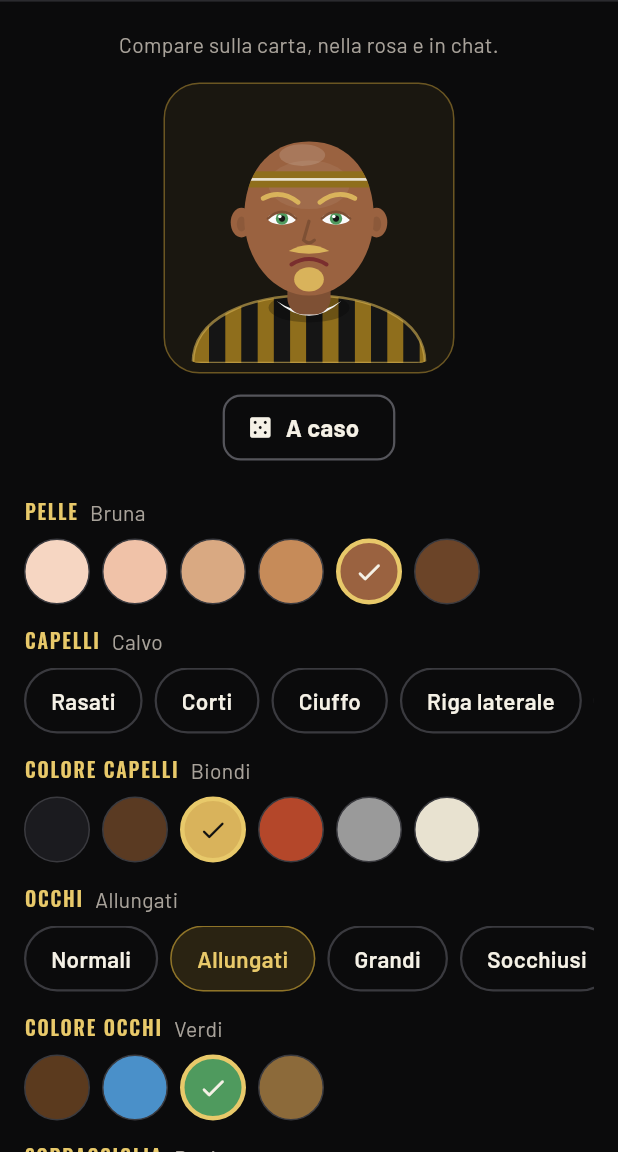
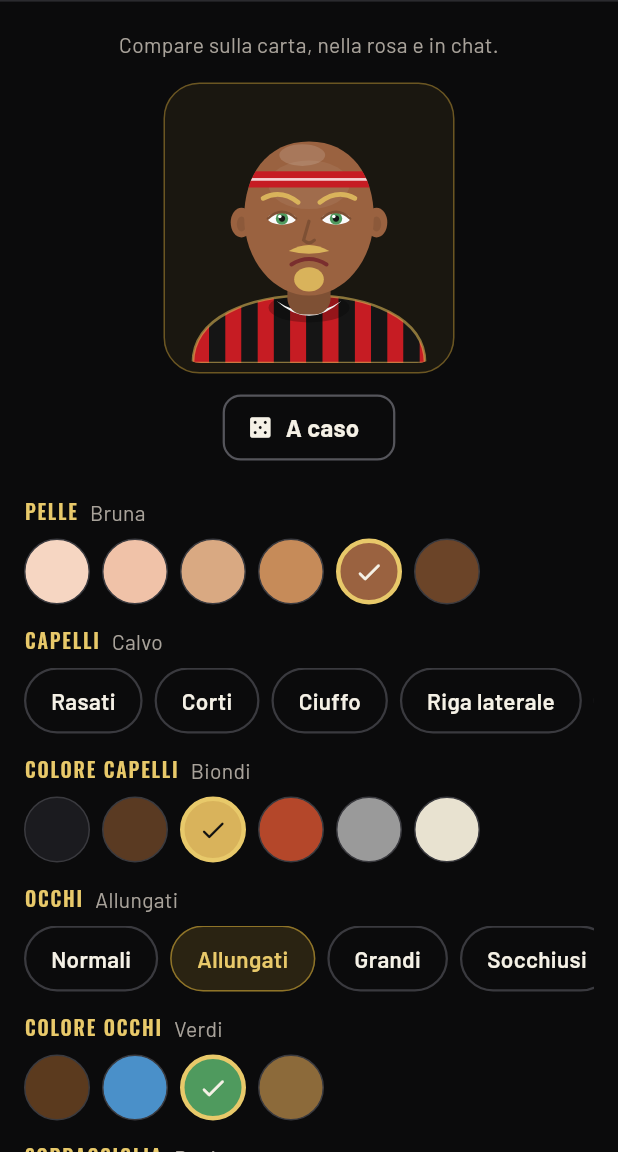
Before and after one commit to lukerondo/milanac-app, a Flutter app: the FaceEditorPage screen opened directly with empty values, after a tap on "A caso", on a phone screen of 412 x 824 dp, the part 84-1236 px from its top. Run offline on Flutter 3.47's test engine with Material 3 defaults, Android fonts, the phone set to English and light mode, and no system bars; our stand-ins replace file_picker, firebase_core, firebase_messaging, flutter_riverpod, go_router, image_picker and 7 more; missing offline and left inert: agora_rtc_engine, record, video_compress; accounts and stored records are empty; network calls fail.

Commit message:
Pulizia finale del restyling: via la vecchia palette, maglia rossonera, Rosa a elenco
- Tolti gli alias della palette rossonera e lo sfondo stadio: nessuna schermata li usa più.
- Il volto disegnato tiene la maglia vera del club (strisce rossonere, colore fisso kitRed).
- Rosa: "Mostra come elenco" nella barra in alto (tavola 16).
- Profilo: barra e testata della carta in un solo blocco (tavola 23).
- Tolto sensors_plus, non più usato.

Co-Authored-By: Claude Opus 5.5 <noreply@anthropic.com>
Claude-Session: https://claude.ai/code/session_01AqbAUFgzRc6jubsGkqE32q

```diff
--- a/lib/core/router.dart
+++ b/lib/core/router.dart
@@ -225,7 +225,11 @@ final routerProvider = Provider<GoRouter>((ref) {
           StatefulShellBranch(
             routes: [
               _section('/club', (_) => const ClubPage()),
-              _section('/rosa', (_) => const RosaPage()),
+              _section(
+                '/rosa',
+                (_) => const RosaPage(),
+                actions: const [RosaViewButton()],
+              ),
               _section('/carte-speciali', (_) => const CarteSpecialiPage()),
               _section('/tattiche', (_) => const TattichePage()),
               _section(
--- a/lib/core/theme.dart
+++ b/lib/core/theme.dart
@@ -31,12 +31,9 @@ class MilanacColors {
   static const surface = Color(0xFF151517);
   static const surfaceHigh = Color(0xFF1E1E21);
 
-  // Nomi della vecchia palette rossonera, ancora usati da alcune schermate: puntano
-  // ai colori nero oro più vicini e spariscono man mano che le schermate passano
-  // ai colori del tema (context.pal).
-  static const red = goldDeep;
-  static const redDark = Color(0xFF5E4C1E);
-  static const redText = Color(0xFFFF7A82);
+  /// Rosso della maglia del club (le strisce rossonere del volto disegnato): è la
+  /// divisa vera, non un colore dell'interfaccia.
+  static const kitRed = Color(0xFFC61C23);
 }
 
 /// Font sportivo condensato per titoli, numeri e carte.
@@ -559,14 +556,3 @@ ThemeData buildTheme([Brightness brightness = Brightness.dark]) {
     ),
   );
 }
-
-/// Sfondo delle schermate: il nero del tema (nel chiaro, l'avorio). Resta come
-/// contenitore per le pagine che lo usano ancora.
-class StadiumBackground extends StatelessWidget {
-  const StadiumBackground({super.key, required this.child});
-  final Widget child;
-
-  @override
-  Widget build(BuildContext context) =>
-      ColoredBox(color: context.pal.bg, child: child);
-}
--- a/lib/features/profilo/profilo_page.dart
+++ b/lib/features/profilo/profilo_page.dart
@@ -1,6 +1,7 @@
 import 'package:flutter/material.dart';
 import 'package:go_router/go_router.dart';
 
+import '../../core/theme.dart';
 import '../../shared/app_shell.dart';
 import '../../shared/ui.dart';
 import '../carta/carta_page.dart';
@@ -13,6 +14,8 @@ class ProfiloPage extends StatelessWidget {
   @override
   Widget build(BuildContext context) => Scaffold(
     appBar: AppBar(
+      // Un solo blocco con la testata della carta (tavola 23).
+      backgroundColor: context.pal.hero,
       leading: IconButton(
         tooltip: 'Indietro',
         icon: const Icon(Icons.arrow_back_rounded),
--- a/lib/features/volto/face_view.dart
+++ b/lib/features/volto/face_view.dart
@@ -182,7 +182,7 @@ class FacePainter extends CustomPainter {
     for (var x = 14.0; x < 186; x += 24) {
       canvas.drawRect(
         Rect.fromLTWH(x, 150, 12, 50),
-        Paint()..color = MilanacColors.red,
+        Paint()..color = MilanacColors.kitRed,
       );
       canvas.drawRect(
         Rect.fromLTWH(x + 12, 150, 12, 50),
@@ -464,7 +464,7 @@ class FacePainter extends CustomPainter {
         canvas.clipPath(_headPath().shift(Offset.zero));
         canvas.drawRect(
           const Rect.fromLTRB(40, 58, 160, 70),
-          Paint()..color = MilanacColors.red,
+          Paint()..color = MilanacColors.kitRed,
         );
         canvas.drawRect(
           const Rect.fromLTRB(40, 63, 160, 65),
--- a/pubspec.yaml
+++ b/pubspec.yaml
@@ -44,7 +44,6 @@ dependencies:
   table_calendar: ^3.3.0
   image_picker: ^1.2.3
   video_compress: ^3.1.4
-  sensors_plus: ^7.1.1
   firebase_core: ^4.15.0
   firebase_messaging: ^16.7.0
   just_audio: ^0.10.6
```
Also changed, not shown: pubspec.lock.
